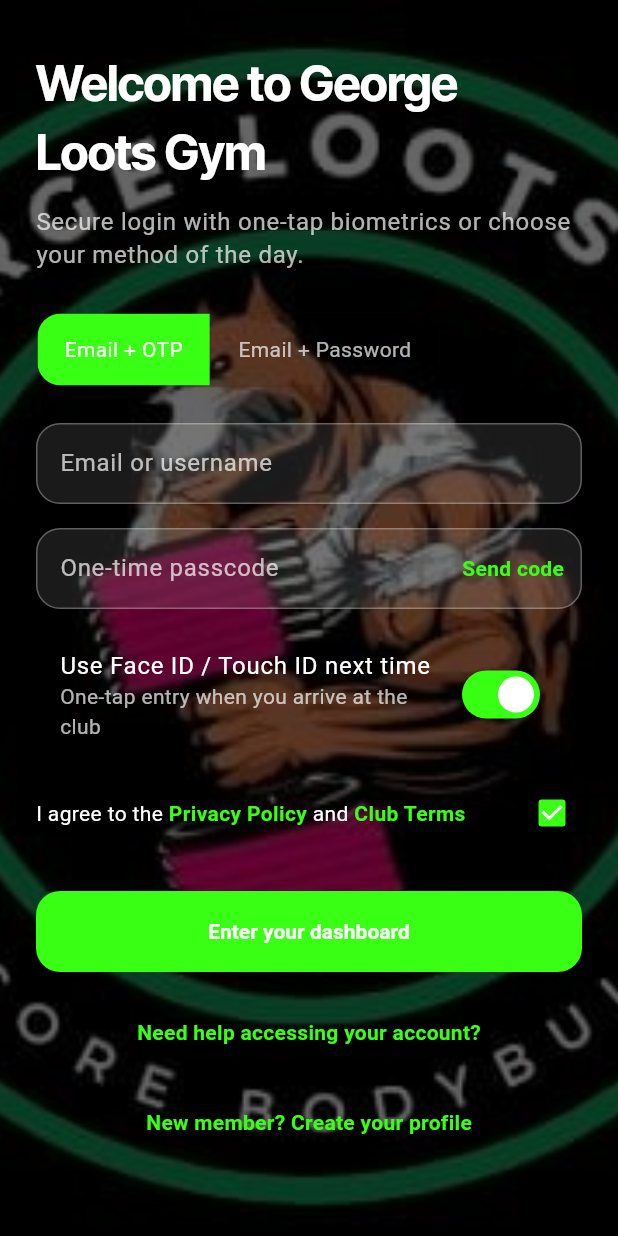
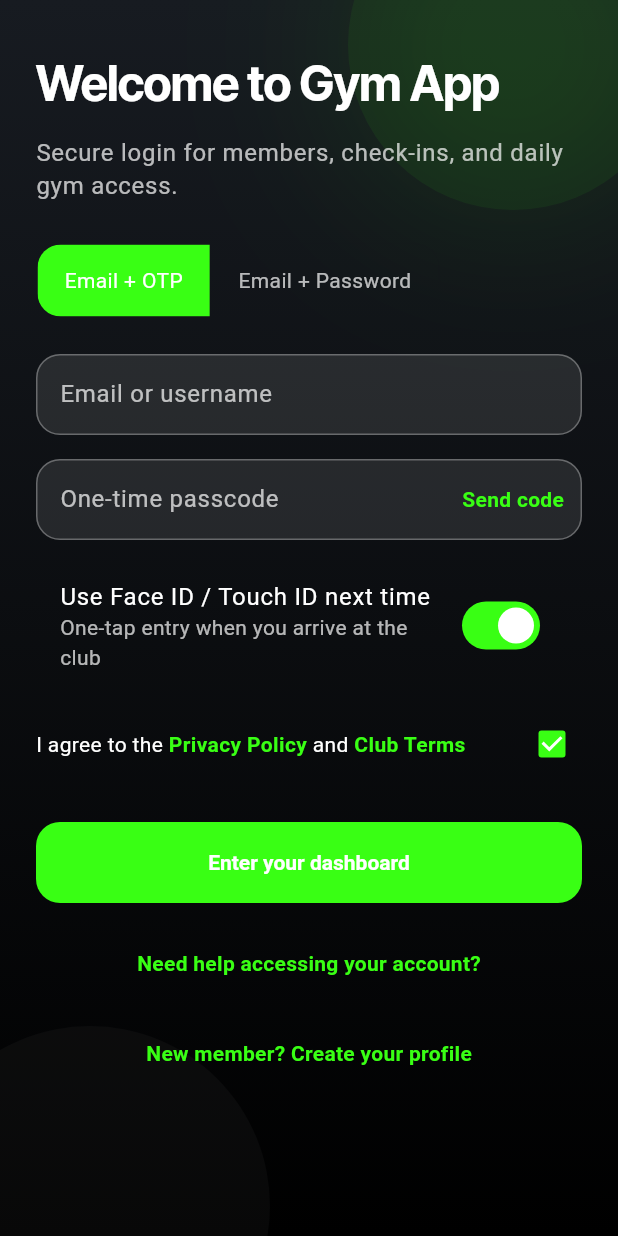
Before and after one commit to Seanpenny/GYM_APP, a Flutter app: the screen it shows after launch, after a tap on "Email + OTP", on a phone screen of 412 x 824 dp. Run offline on Flutter 3.47's test engine with Material 3 defaults, Android fonts, the phone set to English and light mode, and no system bars; our stand-ins replace cached_network_image, google_fonts, qr_flutter, shared_preferences.

Commit message:
Save local changes

```diff
--- a/lib/src/app/george_loots_app.dart
+++ b/lib/src/app/george_loots_app.dart
@@ -46,7 +46,7 @@ class _GeorgeLootsAppState extends State<GeorgeLootsApp> {
         final theme = snapshot.data ?? ThemeData.light();
 
         return MaterialApp(
-          title: 'George Loots Gym',
+          title: 'Gym App',
           debugShowCheckedModeBanner: false,
           theme: theme,
           scrollBehavior: const _AppScrollBehavior(),
--- a/lib/src/screens/auth/auth_screen.dart
+++ b/lib/src/screens/auth/auth_screen.dart
@@ -96,17 +96,49 @@ class _AuthScreenState extends State<AuthScreen>
       body: Stack(
         fit: StackFit.expand,
         children: [
-          // Background image
-          Image.asset(
-            'assets/images/GEORGELOOTS GYM IMAGE FOR SPLASH.jpg',
-            fit: BoxFit.cover,
-            errorBuilder: (context, error, stackTrace) {
-              debugPrint('Auth screen image error: $error');
-              return Container(color: Colors.black);
-            },
+          DecoratedBox(
+            decoration: BoxDecoration(
+              gradient: LinearGradient(
+                begin: Alignment.topCenter,
+                end: Alignment.bottomCenter,
+                colors: [
+                  const Color(0xFF171B21),
+                  Colors.black,
+                ],
+              ),
+            ),
           ),
-          // Dark overlay for readability
-          Container(color: Colors.black.withValues(alpha: 0.6)),
+          Positioned(
+            top: -80,
+            right: -40,
+            child: Container(
+              width: 220,
+              height: 220,
+              decoration: BoxDecoration(
+                shape: BoxShape.circle,
+                color: limeGreen.withValues(alpha: 0.06),
+                boxShadow: [
+                  BoxShadow(
+                    color: limeGreen.withValues(alpha: 0.1),
+                    blurRadius: 100,
+                    spreadRadius: 8,
+                  ),
+                ],
+              ),
+            ),
+          ),
+          Positioned(
+            bottom: -100,
+            left: -60,
+            child: Container(
+              width: 240,
+              height: 240,
+              decoration: BoxDecoration(
+                shape: BoxShape.circle,
+                color: Colors.white.withValues(alpha: 0.03),
+              ),
+            ),
+          ),
           // Content
           SafeArea(
             child: SingleChildScrollView(
@@ -118,7 +150,7 @@ class _AuthScreenState extends State<AuthScreen>
                 crossAxisAlignment: CrossAxisAlignment.start,
                 children: [
                   Text(
-                    'Welcome to George Loots Gym',
+                    'Welcome to Gym App',
                     style: SafeFonts.interTight(
                       fontSize: headingSize,
                       fontWeight: FontWeight.w700,
@@ -128,7 +160,7 @@ class _AuthScreenState extends State<AuthScreen>
                   ),
                   const SizedBox(height: 12),
                   Text(
-                    'Secure login with one-tap biometrics or choose your method of the day.',
+                    'Secure login for members, check-ins, and daily gym access.',
                     style: theme.textTheme.bodyLarge?.copyWith(
                       color: Colors.white70,
                     ),
--- a/lib/src/screens/splash/splash_screen.dart
+++ b/lib/src/screens/splash/splash_screen.dart
@@ -1,10 +1,9 @@
 import 'package:flutter/material.dart';
 import '../../services/session_service.dart';
 
-// Lime green color matching the auth screen
-const Color limeGreen = Color(0xFF39FF14);
+const Color accentGreen = Color(0xFF7ED957);
 const Color charcoalBlack = Color(0xFF0B0D10);
-const Color deepCharcoal = Color(0xFF14181D);
+const Color deepCharcoal = Color(0xFF161A20);
 
 class SplashScreen extends StatefulWidget {
   const SplashScreen({super.key});
@@ -18,7 +17,7 @@ class _SplashScreenState extends State<SplashScreen>
   late AnimationController _fadeController;
   late Animation<double> _fadeAnimation;
   late Animation<double> _logoScaleAnimation;
-  late Animation<double> _glowAnimation;
+  late Animation<double> _pulseAnimation;
 
   @override
   void initState() {
@@ -44,7 +43,7 @@ class _SplashScreenState extends State<SplashScreen>
       ),
     );
 
-    _glowAnimation = Tween<double>(begin: 0.45, end: 1.0).animate(
+    _pulseAnimation = Tween<double>(begin: 0.92, end: 1.0).animate(
       CurvedAnimation(
         parent: _fadeController,
         curve: Curves.easeInOut,
@@ -74,7 +73,7 @@ class _SplashScreenState extends State<SplashScreen>
     final mediaQuery = MediaQuery.of(context);
     final size = mediaQuery.size;
     final shortestSide = size.shortestSide;
-    final logoSize = shortestSide < 380 ? shortestSide * 0.62 : shortestSide * 0.56;
+    final emblemSize = shortestSide < 380 ? 112.0 : 132.0;
 
     return Scaffold(
       body: AnimatedBuilder(
@@ -104,13 +103,13 @@ class _SplashScreenState extends State<SplashScreen>
                       height: size.width * 0.7,
                       decoration: BoxDecoration(
                         shape: BoxShape.circle,
-                        color: limeGreen.withValues(
-                          alpha: 0.08 * _glowAnimation.value,
+                        color: accentGreen.withValues(
+                          alpha: 0.06 * _pulseAnimation.value,
                         ),
                         boxShadow: [
                           BoxShadow(
-                            color: limeGreen.withValues(
-                              alpha: 0.14 * _glowAnimation.value,
+                            color: accentGreen.withValues(
+                              alpha: 0.1 * _pulseAnimation.value,
                             ),
                             blurRadius: 120,
                             spreadRadius: 18,
@@ -127,13 +126,13 @@ class _SplashScreenState extends State<SplashScreen>
                       height: size.width * 0.5,
                       decoration: BoxDecoration(
                         shape: BoxShape.circle,
-                        color: limeGreen.withValues(
-                          alpha: 0.05 * _glowAnimation.value,
+                        color: accentGreen.withValues(
+                          alpha: 0.04 * _pulseAnimation.value,
                         ),
                         boxShadow: [
                           BoxShadow(
-                            color: limeGreen.withValues(
-                              alpha: 0.1 * _glowAnimation.value,
+                            color: accentGreen.withValues(
+                              alpha: 0.08 * _pulseAnimation.value,
                             ),
                             blurRadius: 100,
                             spreadRadius: 14,
@@ -155,10 +154,14 @@ class _SplashScreenState extends State<SplashScreen>
                             child: Transform.scale(
                               scale: _logoScaleAnimation.value,
                               child: Container(
-                                width: logoSize,
-                                height: logoSize,
+                                width: emblemSize,
+                                height: emblemSize,
                                 decoration: BoxDecoration(
                                   shape: BoxShape.circle,
+                                  color: const Color(0xFF12161C),
+                                  border: Border.all(
+                                    color: Colors.white.withValues(alpha: 0.08),
+                                  ),
                                   boxShadow: [
                                     BoxShadow(
                                       color: Colors.black.withValues(alpha: 0.28),
@@ -166,27 +169,25 @@ class _SplashScreenState extends State<SplashScreen>
                                       offset: const Offset(0, 10),
                                     ),
                                     BoxShadow(
-                                      color: limeGreen.withValues(
-                                        alpha: 0.12 * _glowAnimation.value,
+                                      color: accentGreen.withValues(
+                                        alpha: 0.12 * _pulseAnimation.value,
                                       ),
                                       blurRadius: 36,
                                       spreadRadius: 3,
                                     ),
                                   ],
                                 ),
-                                child: ClipOval(
-                                  child: Image.asset(
-                                    'assets/images/GEORGELOOTS GYM IMAGE FOR SPLASH.jpg',
-                                    fit: BoxFit.cover,
-                                    filterQuality: FilterQuality.high,
-                                  ),
+                                child: Icon(
+                                  Icons.fitness_center_rounded,
+                                  size: emblemSize * 0.42,
+                                  color: Colors.white,
                                 ),
                               ),
                             ),
                           ),
                           const SizedBox(height: 28),
                           Text(
-                            'George Loots Gym',
+                            'Gym App',
                             textAlign: TextAlign.center,
                             style: Theme.of(context).textTheme.headlineSmall
                                 ?.copyWith(
@@ -197,7 +198,7 @@ class _SplashScreenState extends State<SplashScreen>
                           ),
                           const SizedBox(height: 8),
                           Text(
-                            'Hardcore bodybuilding. Premium member access.',
+                            'Member access, check-ins, and training in one place.',
                             textAlign: TextAlign.center,
                             style: Theme.of(context).textTheme.bodyMedium
                                 ?.copyWith(
@@ -218,14 +219,14 @@ class _SplashScreenState extends State<SplashScreen>
                                         Colors.white.withValues(alpha: 0.12),
                                     valueColor:
                                         const AlwaysStoppedAnimation<Color>(
-                                      limeGreen,
+                                      accentGreen,
                                     ),
                                   ),
                                 ),
                               ),
                               const SizedBox(height: 14),
                               Text(
-                                'Loading your training space',
+                                'Preparing your gym experience',
                                 style: Theme.of(context).textTheme.bodySmall
                                     ?.copyWith(color: Colors.white60),
                               ),
```
